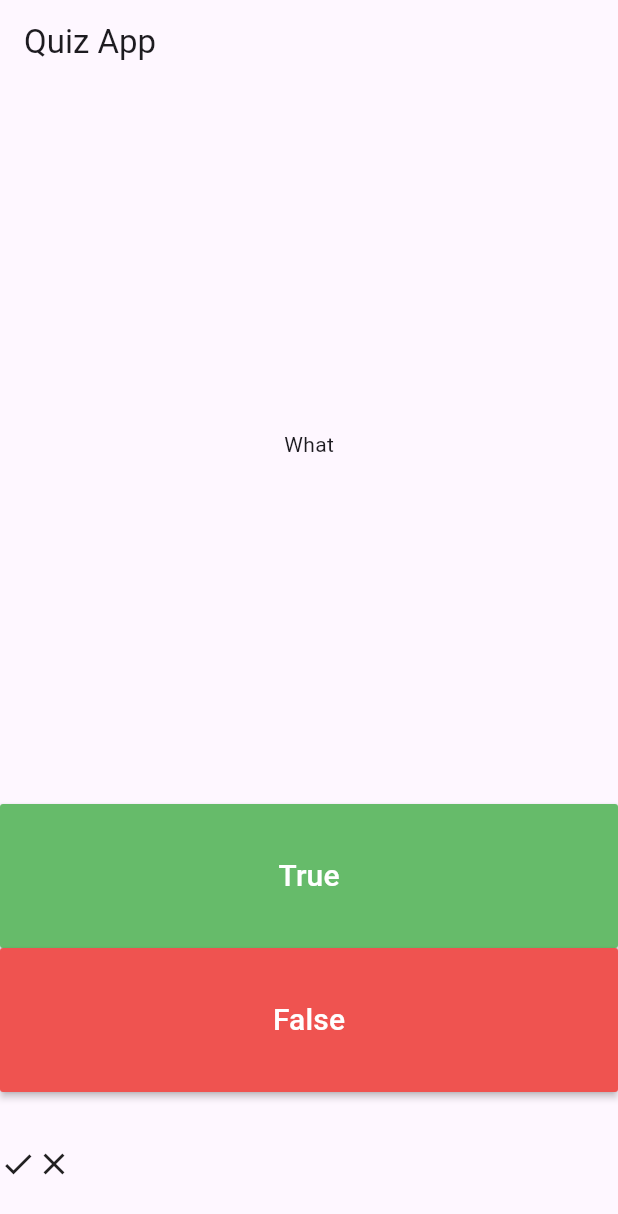
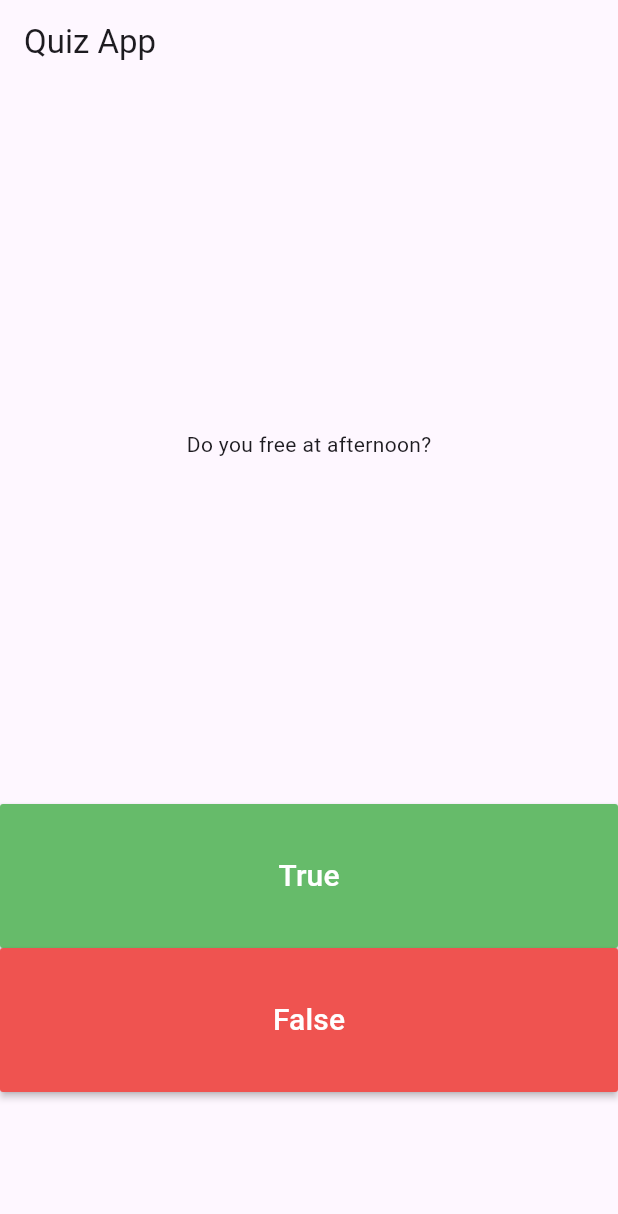
Before and after one commit to tandev151/quiz_app_flutter, a Flutter app: the screen it shows after launch, after a tap on "True", after a tap on "False", on a phone screen of 412 x 824 dp. Shown: the top 1214 px of the screen. Run offline on Flutter 3.47's test engine with Material 3 defaults, Android fonts, the phone set to English and light mode, and no system bars.

Commit message:
add abstraction

```diff
--- /dev/null
+++ b/lib/brain.dart
@@ -0,0 +1,28 @@
+import 'package:quiz_app_flutter/question.dart';
+
+class Brain {
+  int questionNumber = 0;
+  List<Question> questionList = [
+    Question(question: 'Do you free at night?', answer: false),
+    Question(question: 'Do you free at morning?', answer: false),
+    Question(question: 'Do you free at afternoon?', answer: false),
+    Question(question: 'Do you free at dinner?', answer: false),
+    Question(question: 'Do you free at evening?', answer: false),
+    Question(question: 'Do you free at 9PM?', answer: false),
+    Question(question: 'Do you free at 7AM?', answer: false),
+  ];
+
+  void getNextQuestion() {
+    if (questionNumber < questionList.length - 1) {
+      questionNumber++;
+    }
+  }
+
+  String getQuestion() {
+    return questionList[questionNumber].question;
+  }
+
+  bool getAnswer() {
+    return questionList[questionNumber].answer;
+  }
+}
--- a/lib/main.dart
+++ b/lib/main.dart
@@ -1,4 +1,5 @@
 import 'package:flutter/material.dart';
+import 'package:quiz_app_flutter/brain.dart';
 
 void main() {
   runApp(const MainApp());
@@ -27,16 +28,8 @@ class QuizPage extends StatefulWidget {
 
 class _QuizPageState extends State<QuizPage> {
   List<Icon> scoreKeepers = [];
-  // List<Map<String, String>> questions = [
-  //   {'What?': 'True'},
-  //   {'question': 'Where?', 'anwser': 'True'},
-  //   {'question': 'What?', 'anwser': 'True'},
-  //   {'question': 'What?', 'anwser': 'True'},
-  //   {'question': 'What?', 'anwser': 'True'},
-  //   {'question': 'What?', 'anwser': 'True'},
-  // ];
 
-  List<String> questions = ['What', 'Where'];
+  Brain brain = new Brain();
   @override
   Widget build(BuildContext context) {
     return Column(
@@ -45,7 +38,7 @@ class _QuizPageState extends State<QuizPage> {
             flex: 5,
             child: Center(
               child: Text(
-                questions[0],
+                brain.getQuestion(),
                 style: TextStyle(),
               ),
             )),
@@ -63,7 +56,7 @@ class _QuizPageState extends State<QuizPage> {
               onPressed: () {
                 print('Clicked!');
                 setState(() {
-                  scoreKeepers.add(Icon(Icons.check));
+                  brain.getNextQuestion();
                 });
               },
               color: Colors.green[400],
@@ -75,7 +68,7 @@ class _QuizPageState extends State<QuizPage> {
               onPressed: () {
                 print('Clicked!');
                 setState(() {
-                  scoreKeepers.add(Icon(Icons.close));
+                  brain.getNextQuestion();
                 });
               },
               child: Text(
--- /dev/null
+++ b/lib/question.dart
@@ -0,0 +1,9 @@
+class Question {
+  String question = '';
+  bool answer = false;
+
+  Question({String question = '', bool answer = false}) {
+    this.question = question;
+    this.answer = answer;
+  }
+}
```
